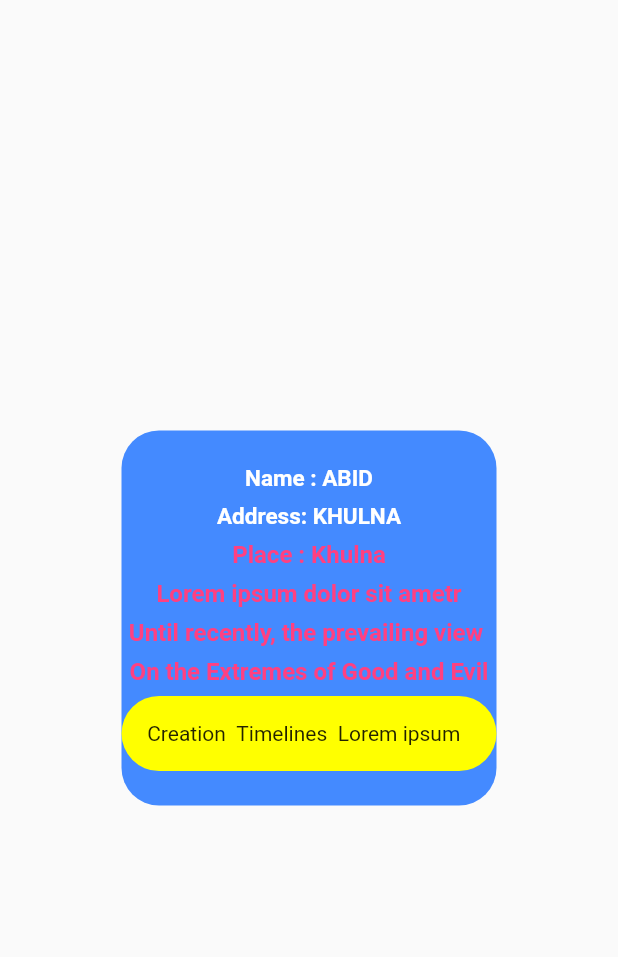
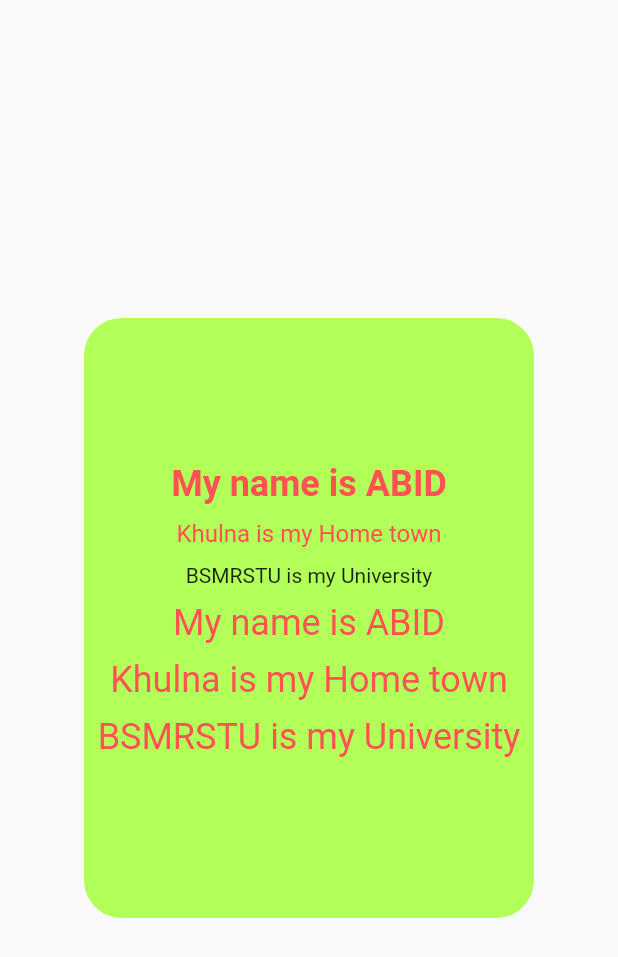
Before and after one commit to ABID066/flutter, a Flutter app: the screen it shows after launch, on a phone screen of 412 x 824 dp. Shown: the top 957 px of the screen. Run offline on Flutter 3.47's test engine with Material 2 defaults, Android fonts, the phone set to English and light mode, and no system bars.

Commit message:
Update text.dart

```diff
--- a/sampleProject/lib/text.dart
+++ b/sampleProject/lib/text.dart
@@ -1,3 +1,5 @@
+import 'dart:ui';
+
 import 'package:flutter/material.dart';
 import 'package:flutter/cupertino.dart';
 
@@ -15,98 +17,67 @@ class _ContainerTextState extends State<ContainerText> {
         body: Align(
       alignment: Alignment.center,
       child: Container(
-          height: 250,
-          width: 250,
+          height: 400,
+          width: 300,
           decoration: BoxDecoration(
-              color: Colors.blueAccent,
+              color: Colors.lightGreenAccent,
               borderRadius: BorderRadius.circular(25)),
-          child: Column(mainAxisAlignment: MainAxisAlignment.center, children: [
+          child: Column(
+            mainAxisAlignment: MainAxisAlignment.center,
+            children: [
               Text(
-              "Name : ABID",
+                "My name is ABID",
                 style: TextStyle(
-                  color: Colors.white,
-                  fontSize: 15,
-                  fontWeight: FontWeight.w700),
+                    color: Colors.redAccent,
+                    fontSize: 24,
+                    fontWeight: FontWeight.bold),
               ),
               SizedBox(
-              height: 7,
+                height: 10,
               ),
               Text(
-              "Address: KHULNA",
-              style: TextStyle(
-                  color: Colors.white,
-                  fontSize: 15,
-                  fontWeight: FontWeight.w700),
+                "Khulna is my Home town",
+                style: TextStyle(color: Colors.redAccent, fontSize: 16),
               ),
               SizedBox(
-              height: 7,
+                height: 10,
+              ),
+              Text("BSMRSTU is my University"),
+              SizedBox(
+                height: 10,
               ),
               Text(
-              "Place : Khulna",
+                "My name is ABID",
                 style: TextStyle(
-                  color: Colors.pinkAccent,
-                  fontSize: 16,
-                  fontWeight: FontWeight.w700),
+                  color: Colors.redAccent,
+                  fontSize: 24,
+                ),
               ),
               SizedBox(
-              height: 7,
+                height: 10,
               ),
               Text(
-              "Lorem ipsum dolor sit ametr",
+                "Khulna is my Home town",
                 style: TextStyle(
-                  color: Colors.pinkAccent,
-                  fontSize: 16,
-                  fontWeight: FontWeight.w700),
+                  color: Colors.redAccent,
+                  fontSize: 24,
+                ),
               ),
               SizedBox(
-              height: 7,
+                height: 10,
               ),
               Text(
-              "Until recently, the prevailing view ",
+                "BSMRSTU is my University",
                 style: TextStyle(
-                  color: Colors.pinkAccent,
-                  fontSize: 16,
-                  fontWeight: FontWeight.w700),
+                  color: Colors.redAccent,
+                  fontSize: 24,
+                ),
               ),
               SizedBox(
-              height: 7,
-            ),
-            Text(
-              "On the Extremes of Good and Evil",
-              style: TextStyle(
-                  color: Colors.pinkAccent,
-                  fontSize: 16,
-                  fontWeight: FontWeight.w700),
-            ),
-            SizedBox(
-              height: 7,
-            ),
-            Container(
-              height: 50,
-              width: 300,
-              decoration: BoxDecoration(
-                color: Colors.yellowAccent,
-                borderRadius: BorderRadius.circular(25),
-              ),
-              child: Row(
-                mainAxisAlignment: MainAxisAlignment.center,
-                children: [
-                  Text("Creation"),
-                  SizedBox(
-                    width: 7,
-                  ),
-                  Text("Timelines"),
-                  SizedBox(
-                    width: 7,
-                  ),
-                  Text("Lorem ipsum"),
-                  SizedBox(
-                    width: 7,
+                height: 10,
               ),
             ],
-              ),
-            )
-          ])),
+          )),
     ));
   }
 }
```
Lines whose indentation alone changed are shown as unchanged.
